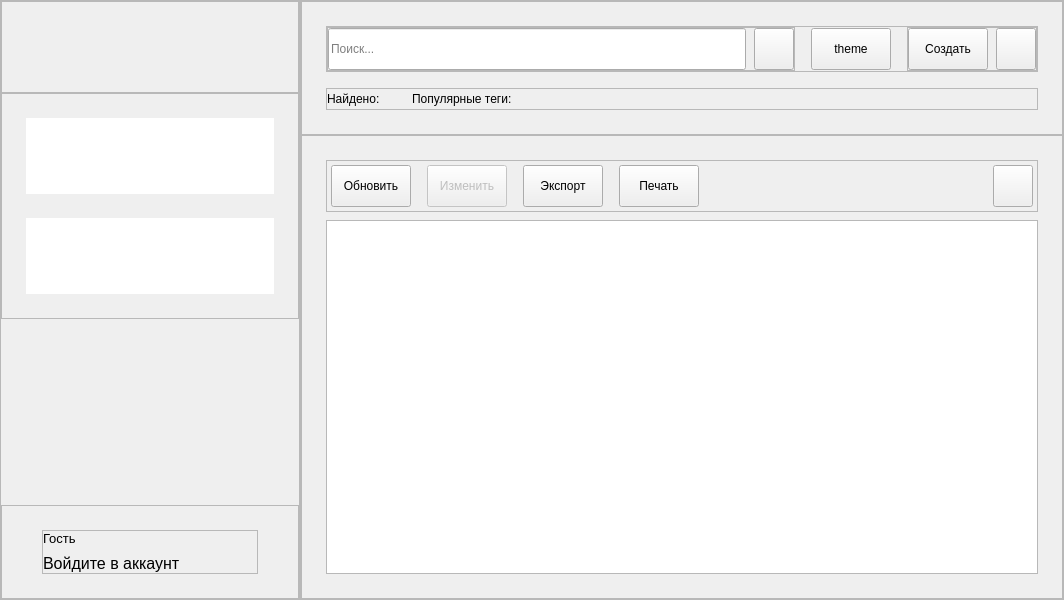
pntech-dev/Documents-Exp-Desktop, file ui/ui/main.ui: the form before one commit.
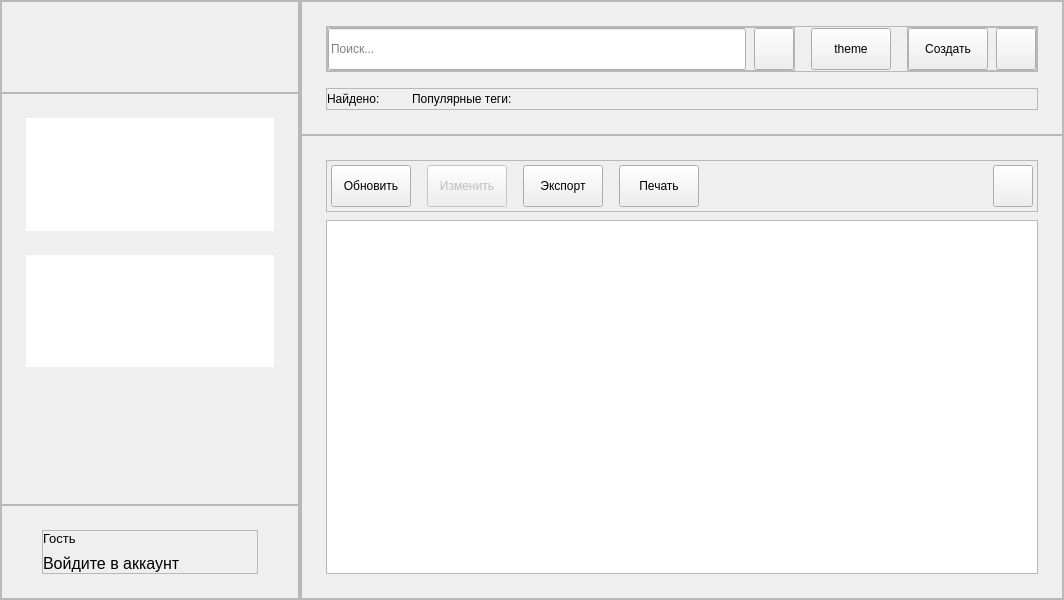
The form after the commit. Custom widgets are drawn as their Qt base class.

Commit message: fix(ui): resolve bug in category creation that breaks display rendering

```diff
--- a/ui/ui/main.ui
+++ b/ui/ui/main.ui
@@ -162,7 +162,7 @@
           <item>
            <widget class="SidebarBlock" name="departments_treeView">
             <property name="sizePolicy">
-             <sizepolicy hsizetype="Expanding" vsizetype="Preferred">
+             <sizepolicy hsizetype="Expanding" vsizetype="Expanding">
               <horstretch>0</horstretch>
               <verstretch>0</verstretch>
              </sizepolicy>
@@ -195,7 +195,7 @@
           <item>
            <widget class="SidebarBlock" name="categories_treeView">
             <property name="sizePolicy">
-             <sizepolicy hsizetype="Expanding" vsizetype="Preferred">
+             <sizepolicy hsizetype="Expanding" vsizetype="Expanding">
               <horstretch>0</horstretch>
               <verstretch>0</verstretch>
              </sizepolicy>
@@ -223,9 +223,6 @@
             <property name="animated">
              <bool>false</bool>
             </property>
-           </widget>
-          </item>
-         </layout>
         </widget>
        </item>
        <item>
@@ -240,6 +237,9 @@
           </size>
          </property>
         </spacer>
+          </item>
+         </layout>
+        </widget>
        </item>
        <item>
         <widget class="QFrame" name="profile_frame">
```
Lines whose indentation alone changed are shown as unchanged. The commit also changes 1 other file.
